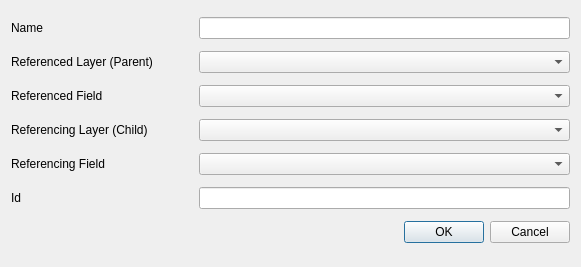
The window that src/ui/qgsrelationadddlgbase.ui (qgis/QGIS) describes before a commit, drawn with Qt 5.
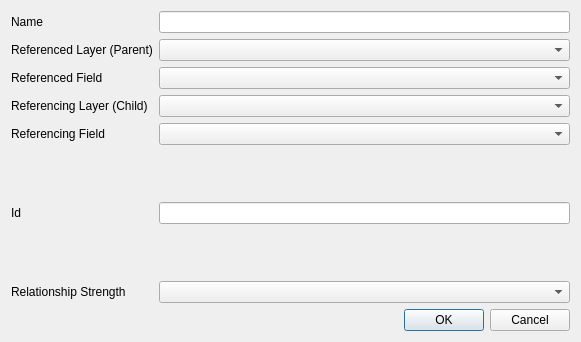
The same window after the commit. Custom widgets are drawn as their Qt base class.

Commit message: [FEATURE] Duplicate features including children (one level deep) when relation strength is competition - configuration for the relationsstrength in the relation GUI `[needs-docs]`

```diff
--- a/src/ui/qgsrelationadddlgbase.ui
+++ b/src/ui/qgsrelationadddlgbase.ui
@@ -7,31 +7,60 @@
     <x>0</x>
     <y>0</y>
     <width>581</width>
-    <height>267</height>
+    <height>342</height>
    </rect>
   </property>
   <property name="windowTitle">
    <string>Add Relation</string>
   </property>
   <layout class="QGridLayout" name="gridLayout">
-   <item row="1" column="0">
+   <item row="1" column="2">
+    <widget class="QgsMapLayerComboBox" name="mCbxReferencedLayer"/>
+   </item>
+   <item row="2" column="0" colspan="2">
+    <widget class="QLabel" name="label_4">
+     <property name="text">
+      <string>Referenced Field</string>
+     </property>
+    </widget>
+   </item>
+   <item row="4" column="2">
+    <widget class="QgsFieldComboBox" name="mCbxReferencingField"/>
+   </item>
+   <item row="2" column="2">
+    <widget class="QgsFieldComboBox" name="mCbxReferencedField"/>
+   </item>
+   <item row="3" column="0" colspan="2">
+    <widget class="QLabel" name="label">
+     <property name="text">
+      <string>Referencing Layer (Child)</string>
+     </property>
+    </widget>
+   </item>
+   <item row="3" column="2">
+    <widget class="QgsMapLayerComboBox" name="mCbxReferencingLayer"/>
+   </item>
+   <item row="0" column="0">
     <widget class="QLabel" name="label_7">
      <property name="text">
       <string>Name</string>
      </property>
     </widget>
    </item>
-   <item row="4" column="1" colspan="2">
-    <widget class="QgsMapLayerComboBox" name="mCbxReferencingLayer"/>
+   <item row="0" column="2">
+    <widget class="QLineEdit" name="mTxtRelationName"/>
    </item>
-   <item row="9" column="0">
-    <widget class="QLabel" name="label_5">
+   <item row="1" column="0" colspan="2">
+    <widget class="QLabel" name="label_3">
      <property name="text">
-      <string>Id</string>
+      <string>Referenced Layer (Parent)</string>
      </property>
     </widget>
    </item>
-   <item row="15" column="0" colspan="3">
+   <item row="5" column="2" rowspan="2">
+    <widget class="QLineEdit" name="mTxtRelationId"/>
+   </item>
+   <item row="8" column="2">
     <widget class="QDialogButtonBox" name="mButtonBox">
      <property name="orientation">
       <enum>Qt::Horizontal</enum>
@@ -41,48 +70,29 @@
      </property>
     </widget>
    </item>
-   <item row="4" column="0">
-    <widget class="QLabel" name="label">
-     <property name="text">
-      <string>Referencing Layer (Child)</string>
-     </property>
-    </widget>
-   </item>
-   <item row="5" column="1" colspan="2">
-    <widget class="QgsFieldComboBox" name="mCbxReferencingField"/>
-   </item>
-   <item row="5" column="0">
+   <item row="4" column="0" colspan="2">
     <widget class="QLabel" name="label_2">
      <property name="text">
       <string>Referencing Field</string>
      </property>
     </widget>
    </item>
-   <item row="2" column="0">
-    <widget class="QLabel" name="label_3">
+   <item row="7" column="0" colspan="2">
+    <widget class="QLabel" name="label_6">
      <property name="text">
-      <string>Referenced Layer (Parent)</string>
+      <string>Relationship Strength</string>
      </property>
     </widget>
    </item>
-   <item row="3" column="0">
-    <widget class="QLabel" name="label_4">
+   <item row="5" column="0" rowspan="2" colspan="2">
+    <widget class="QLabel" name="label_5">
      <property name="text">
-      <string>Referenced Field</string>
+      <string>Id</string>
      </property>
     </widget>
    </item>
-   <item row="3" column="1" colspan="2">
-    <widget class="QgsFieldComboBox" name="mCbxReferencedField"/>
-   </item>
-   <item row="9" column="1" colspan="2">
-    <widget class="QLineEdit" name="mTxtRelationId"/>
-   </item>
-   <item row="2" column="1" colspan="2">
-    <widget class="QgsMapLayerComboBox" name="mCbxReferencedLayer"/>
-   </item>
-   <item row="1" column="1" colspan="2">
-    <widget class="QLineEdit" name="mTxtRelationName"/>
+   <item row="7" column="2">
+    <widget class="QComboBox" name="mCbxRelationStrength"/>
    </item>
   </layout>
  </widget>
```
The commit also changes 13 other files.
